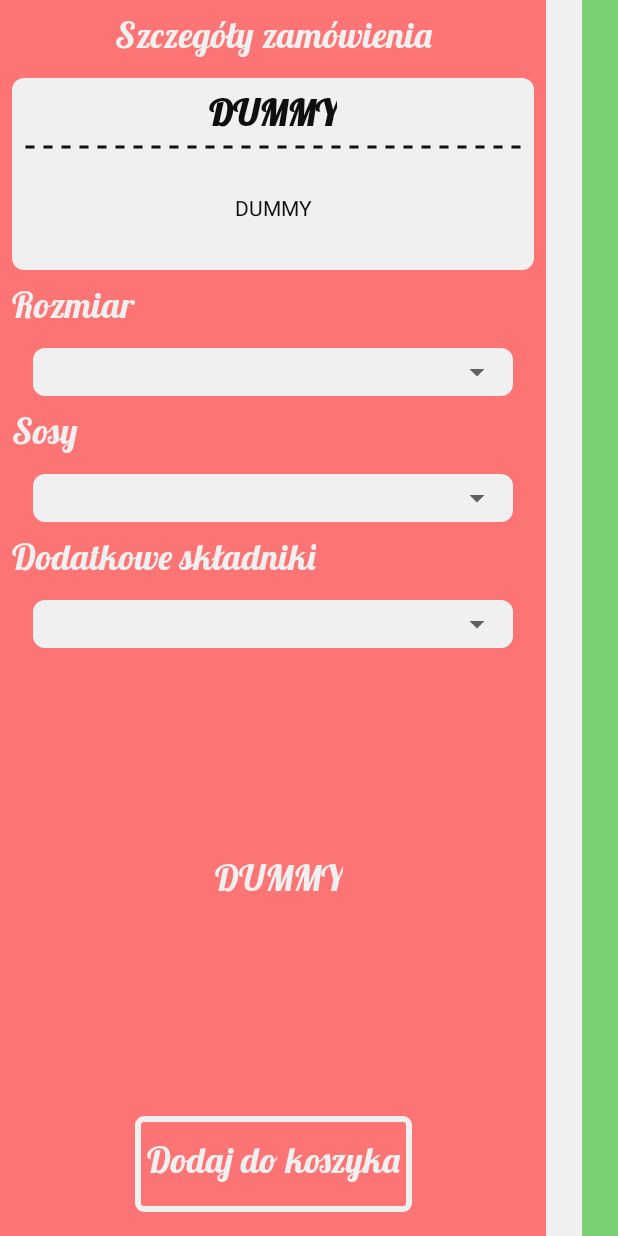
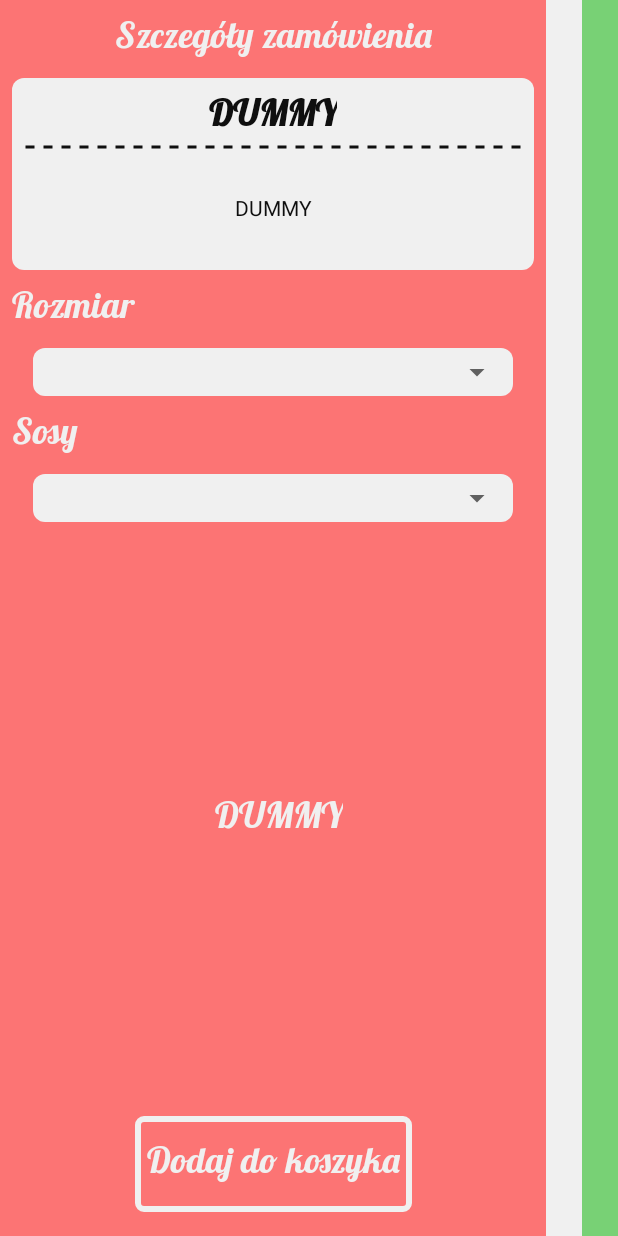
Before and after one commit to Golui/ujio2018, an Android app: the DetailsPizza screen opened directly, with no data from a screen before it, on a phone screen of 412 x 824 dp. Run offline under Robolectric (Android 15) with nearby library versions, the phone set to English and light mode, and no system bars; 2 statements that could not run were skipped.

```diff
--- a/Android/app/src/main/java/io2018/ii/uj/edu/pl/jurpizza/activity/DetailsPizza.java
+++ b/Android/app/src/main/java/io2018/ii/uj/edu/pl/jurpizza/activity/DetailsPizza.java
@@ -1,9 +1,12 @@
 package io2018.ii.uj.edu.pl.jurpizza.activity;
 
 import android.app.Activity;
+import android.content.Intent;
 import android.os.Bundle;
 import android.view.View;
+import android.widget.Button;
 import android.widget.TextView;
+import android.widget.Toast;
 
 import io2018.ii.uj.edu.pl.jurpizza.R;
 import io2018.ii.uj.edu.pl.jurpizza.Util;
@@ -15,15 +18,27 @@ public class DetailsPizza extends Activity {
     protected void onCreate(Bundle savedInstanceState) {
         super.onCreate(savedInstanceState);
         setContentView(R.layout.details_pizza);
-        Pizza p = (Pizza)getIntent().getSerializableExtra("pizza");
+        Pizza intentPizza = (Pizza)getIntent().getSerializableExtra("pizza");
 
         TextView name = (TextView) findViewById(R.id.details_pizza_name);
-        //TextView ingredeints = (TextView) findViewById(R.id.details_ingrediens);
+        TextView ingredeints = (TextView) findViewById(R.id.details_pizza_ingredients);
         //TextView price = (TextView) findViewById(R.id.pick_pizza_price);
 
-        name.setText(p.getName());
-        //ingredeints.setText(mPizzaList.get(position).getIngredients());
+        name.setText(intentPizza.getName());
+        ingredeints.setText(intentPizza.getIngredients());
         //price.setText(Util.formatMoney(mPizzaList.get(position).getPrice()));
+
+        Button orderButton = (Button) findViewById(R.id.details_pizza_add);
+        orderButton.setOnClickListener(new View.OnClickListener() {
+            @Override
+            public void onClick(View v) {
+
+
+                Pizza intentPizzaOnClick = (Pizza)getIntent().getSerializableExtra("pizza");
+                String message = "You add " + intentPizzaOnClick.getName() + " to your basket";
+                Toast.makeText(DetailsPizza.this, message, Toast.LENGTH_LONG).show();
+            }
+        });
 
     }
 }
--- a/Android/app/src/main/java/io2018/ii/uj/edu/pl/jurpizza/activity/LaunchActivity.java
+++ b/Android/app/src/main/java/io2018/ii/uj/edu/pl/jurpizza/activity/LaunchActivity.java
@@ -37,7 +37,7 @@ public class LaunchActivity extends Activity {
         orderButton.setOnClickListener(new View.OnClickListener() {
             @Override
             public void onClick(View v) {
-                startActivity(new Intent(LaunchActivity.this, PickPizza.class));
+                startActivity(new Intent(LaunchActivity.this, PickItem.class));
             }
         });
     }
--- a/Android/app/src/main/java/io2018/ii/uj/edu/pl/jurpizza/model/BasketEntry.java
+++ b/Android/app/src/main/java/io2018/ii/uj/edu/pl/jurpizza/model/BasketEntry.java
@@ -23,6 +23,7 @@ public abstract class BasketEntry implements Serializable {
         this.baseName = b.baseName;
         this.variant = b.variant;
     }
+
 
     public static class Variant implements Comparable<Variant>, Serializable
     {
--- a/Android/app/src/main/res/layout/details_pizza.xml
+++ b/Android/app/src/main/res/layout/details_pizza.xml
@@ -32,35 +32,6 @@
         app:layout_constraintLeft_toLeftOf="parent"
         app:layout_constraintRight_toLeftOf="@+id/white"
         app:layout_constraintTop_toTopOf="parent">
-
-        <RelativeLayout
-            android:id="@+id/details_pizza_spinner_wrapper3"
-            android:layout_width="320dp"
-            android:layout_height="32dp"
-            android:layout_marginEnd="8dp"
-            android:layout_marginStart="8dp"
-            android:layout_marginTop="8dp"
-            android:background="@drawable/white_rounded_rect"
-            app:layout_constraintEnd_toEndOf="parent"
-            app:layout_constraintStart_toStartOf="parent"
-            app:layout_constraintTop_toBottomOf="@+id/details_pizza_extras">
-
-            <Spinner
-                android:id="@+id/details_pizza_spinner3"
-                android:layout_width="match_parent"
-                android:layout_height="match_parent" />
-        </RelativeLayout>
-
-        <TextView
-            android:id="@+id/details_pizza_extras"
-            android:layout_width="wrap_content"
-            android:layout_height="wrap_content"
-            android:layout_marginStart="8dp"
-            android:layout_marginTop="8dp"
-            android:text="@string/additional_toppings"
-            android:theme="@style/InfoTextSmall"
-            app:layout_constraintStart_toStartOf="parent"
-            app:layout_constraintTop_toBottomOf="@+id/details_pizza_spinner_wrapper2" />
 
         <TextView
             android:id="@+id/details_pizza_sauce"
@@ -179,11 +150,12 @@
             android:layout_marginEnd="8dp"
             android:layout_marginStart="8dp"
             android:layout_marginTop="8dp"
+            android:gravity="center"
             android:text="@string/dummy_descr"
             android:textColor="@color/darkText"
             app:layout_constraintBottom_toBottomOf="@+id/details_pizza_box"
-            app:layout_constraintEnd_toEndOf="@+id/details_pizza_box"
-            app:layout_constraintStart_toStartOf="@+id/details_pizza_box"
+            app:layout_constraintEnd_toEndOf="@+id/details_pizza_name"
+            app:layout_constraintStart_toStartOf="@+id/details_pizza_name"
             app:layout_constraintTop_toBottomOf="@+id/details_pizza_name" />
 
         <Button
@@ -195,6 +167,8 @@
             android:layout_marginStart="8dp"
             android:background="@drawable/main_button_bg"
             android:padding="8dp"
+            android:paddingLeft="8dp"
+            android:paddingRight="8dp"
             android:text="@string/add_to_basket"
             android:textAllCaps="false"
             android:textColor="#F0F0F0"
@@ -217,7 +191,7 @@
             app:layout_constraintBottom_toTopOf="@+id/details_pizza_add"
             app:layout_constraintEnd_toEndOf="parent"
             app:layout_constraintStart_toStartOf="parent"
-            app:layout_constraintTop_toBottomOf="@+id/details_pizza_spinner_wrapper3" />
+            app:layout_constraintTop_toBottomOf="@+id/details_pizza_spinner_wrapper2" />
     </android.support.constraint.ConstraintLayout>
 
 </android.support.constraint.ConstraintLayout>
--- a/Android/app/src/main/res/layout/pick_beverage_item.xml
+++ b/Android/app/src/main/res/layout/pick_beverage_item.xml
@@ -6,7 +6,7 @@
     android:layout_height="match_parent"
     android:background="@color/primary">
 
-    <View
+    <TextView
         android:id="@+id/pick_bevereage_item_wrapper"
         android:layout_width="0dp"
         android:layout_height="48dp"
@@ -14,10 +14,11 @@
         android:layout_marginStart="8dp"
         android:background="@drawable/white_rounded_rect"
         app:layout_constraintEnd_toEndOf="parent"
+        app:layout_constraintHorizontal_bias="1.0"
         app:layout_constraintStart_toStartOf="parent"
         app:layout_constraintTop_toTopOf="parent" />
 
-    <ImageButton
+    <ImageView
         android:id="@+id/pick_beverage_button"
         android:layout_width="wrap_content"
         android:layout_height="wrap_content"
```
Also changed, not shown: Android/app/src/main/AndroidManifest.xml (+4 -3 lines), Android/app/src/main/java/io2018/ii/uj/edu/pl/jurpizza/activity/DetailsBeverage.java (added, +15 -0 lines), Android/app/src/main/java/io2018/ii/uj/edu/pl/jurpizza/activity/PickItem.java (added, +68 -0 lines), Android/app/src/main/java/io2018/ii/uj/edu/pl/jurpizza/activity/PickPizza.java (deleted, +0 -67 lines), Android/app/src/main/java/io2018/ii/uj/edu/pl/jurpizza/adapter/PickBasketItemAdapter.java (renamed from Android/app/src/main/java/io2018/ii/uj/edu/pl/jurpizza/adapter/PickPizzaAdapter.java, +36 -16 lines), Android/app/src/main/res/layout/activity_main.xml (+7 -5 lines).
